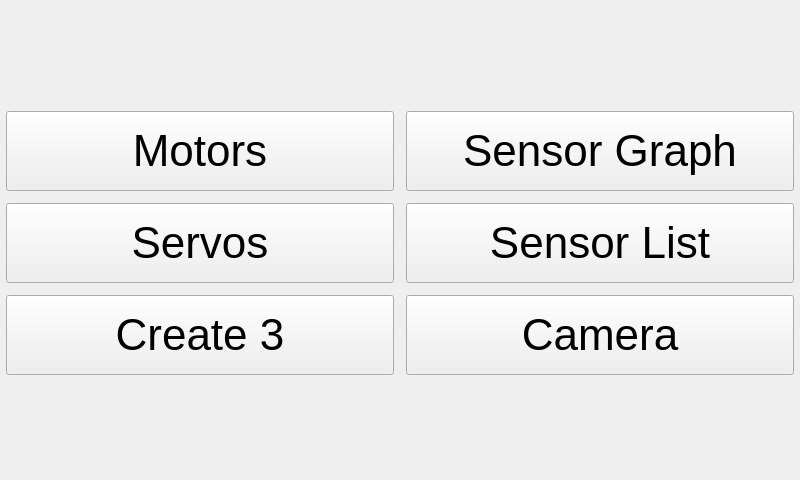
kipr/botui, file ui/MotorsSensorsWidget.ui: the form before one commit.
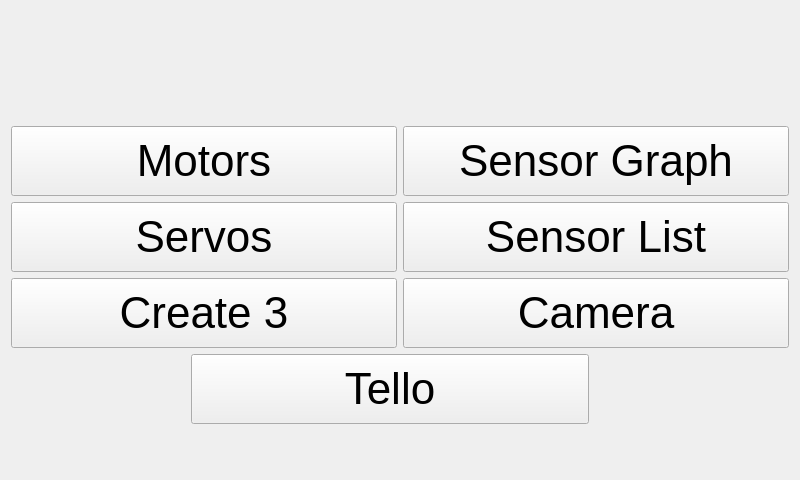
The form after the commit. Icons and pictures are not drawn.

Commit message: Added Tello Button under Motors and Sensors widet

Patch:
```diff
--- a/ui/MotorsSensorsWidget.ui
+++ b/ui/MotorsSensorsWidget.ui
@@ -20,23 +20,8 @@
    <string>Motors and Sensors</string>
   </property>
   <layout class="QVBoxLayout" name="verticalLayout_2">
-   <property name="leftMargin">
-    <number>6</number>
-   </property>
-   <property name="topMargin">
-    <number>6</number>
-   </property>
-   <property name="rightMargin">
-    <number>6</number>
-   </property>
-   <property name="bottomMargin">
-    <number>0</number>
-   </property>
    <item>
-    <layout class="QHBoxLayout" name="horizontalLayout" stretch="1,1">
-     <property name="spacing">
-      <number>12</number>
-     </property>
+    <layout class="QHBoxLayout" name="horizontalLayout">
      <item>
       <layout class="QVBoxLayout" name="verticalLayout">
        <item>
@@ -57,7 +42,7 @@
          <property name="minimumSize">
           <size>
            <width>0</width>
-           <height>80</height>
+           <height>70</height>
           </size>
          </property>
          <property name="font">
@@ -85,7 +70,7 @@
          <property name="minimumSize">
           <size>
            <width>0</width>
-           <height>80</height>
+           <height>70</height>
           </size>
          </property>
          <property name="font">
@@ -113,7 +98,7 @@
          <property name="minimumSize">
           <size>
            <width>0</width>
-           <height>80</height>
+           <height>70</height>
           </size>
          </property>
          <property name="font">
@@ -136,19 +121,6 @@
          </property>
         </widget>
        </item>
-       <item>
-        <spacer name="verticalSpacer">
-         <property name="orientation">
-          <enum>Qt::Vertical</enum>
-         </property>
-         <property name="sizeHint" stdset="0">
-          <size>
-           <width>20</width>
-           <height>40</height>
-          </size>
-         </property>
-        </spacer>
-       </item>
       </layout>
      </item>
      <item>
@@ -171,7 +143,7 @@
          <property name="minimumSize">
           <size>
            <width>0</width>
-           <height>80</height>
+           <height>70</height>
           </size>
          </property>
          <property name="font">
@@ -199,7 +171,7 @@
          <property name="minimumSize">
           <size>
            <width>0</width>
-           <height>80</height>
+           <height>70</height>
           </size>
          </property>
          <property name="font">
@@ -227,7 +199,7 @@
          <property name="minimumSize">
           <size>
            <width>0</width>
-           <height>80</height>
+           <height>70</height>
           </size>
          </property>
          <property name="font">
@@ -250,23 +222,96 @@
          </property>
         </widget>
        </item>
-       <item>
-        <spacer name="verticalSpacer_3">
-         <property name="orientation">
-          <enum>Qt::Vertical</enum>
-         </property>
-         <property name="sizeHint" stdset="0">
-          <size>
-           <width>20</width>
-           <height>40</height>
-          </size>
-         </property>
-        </spacer>
-       </item>
       </layout>
      </item>
     </layout>
    </item>
+   <item>
+    <layout class="QHBoxLayout" name="horizontalLayout_2">
+     <item>
+      <spacer name="horizontalSpacer">
+       <property name="orientation">
+        <enum>Qt::Horizontal</enum>
+       </property>
+       <property name="sizeType">
+        <enum>QSizePolicy::Maximum</enum>
+       </property>
+       <property name="sizeHint" stdset="0">
+        <size>
+         <width>180</width>
+         <height>20</height>
+        </size>
+       </property>
+      </spacer>
+     </item>
+     <item>
+      <widget class="QPushButton" name="Tello">
+       <property name="minimumSize">
+        <size>
+         <width>0</width>
+         <height>70</height>
+        </size>
+       </property>
+       <property name="maximumSize">
+        <size>
+         <width>16777215</width>
+         <height>16770000</height>
+        </size>
+       </property>
+       <property name="font">
+        <font>
+         <pointsize>33</pointsize>
+        </font>
+       </property>
+       <property name="text">
+        <string>Tello</string>
+       </property>
+       <property name="icon">
+        <iconset resource="../rc/icons.qrc">
+         <normaloff>:/icons/AerialLogo.png</normaloff>:/icons/AerialLogo.png</iconset>
+       </property>
+       <property name="iconSize">
+        <size>
+         <width>60</width>
+         <height>60</height>
+        </size>
+       </property>
+      </widget>
+     </item>
+     <item>
+      <spacer name="horizontalSpacer_2">
+       <property name="orientation">
+        <enum>Qt::Horizontal</enum>
+       </property>
+       <property name="sizeType">
+        <enum>QSizePolicy::Maximum</enum>
+       </property>
+       <property name="sizeHint" stdset="0">
+        <size>
+         <width>200</width>
+         <height>20</height>
+        </size>
+       </property>
+      </spacer>
+     </item>
+    </layout>
+   </item>
+   <item>
+    <spacer name="verticalSpacer">
+     <property name="orientation">
+      <enum>Qt::Vertical</enum>
+     </property>
+     <property name="sizeType">
+      <enum>QSizePolicy::Maximum</enum>
+     </property>
+     <property name="sizeHint" stdset="0">
+      <size>
+       <width>10</width>
+       <height>45</height>
+      </size>
+     </property>
+    </spacer>
+   </item>
   </layout>
  </widget>
  <resources>
```
The commit also changes 2 other files.
